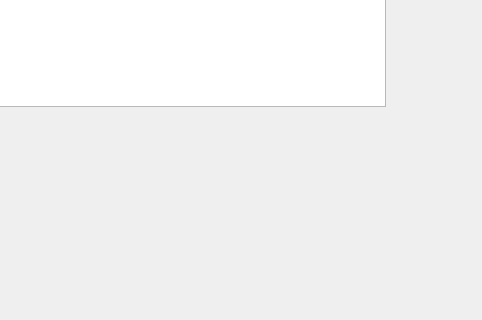
Above: Design/main.ui from BorislavTimoshin/Task_Completion_Diary before the change; both pictures show x 395 to 877 and y 264 to 584 of the 877 by 812 pixel window. Below: the same form after it.
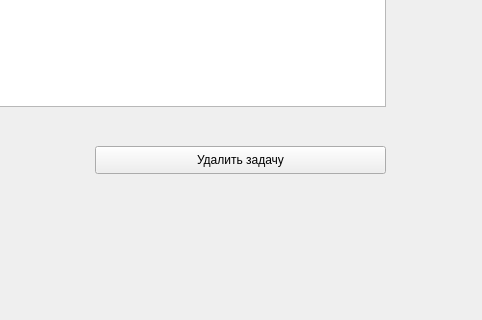
That is the form after the change.

The edit to the form file:
```diff
--- a/Design/main.ui
+++ b/Design/main.ui
@@ -136,6 +136,19 @@
      </rect>
     </property>
    </widget>
+   <widget class="QPushButton" name="btn_delete_task">
+    <property name="geometry">
+     <rect>
+      <x>490</x>
+      <y>410</y>
+      <width>291</width>
+      <height>28</height>
+     </rect>
+    </property>
+    <property name="text">
+     <string>Удалить задачу</string>
+    </property>
+   </widget>
   </widget>
   <widget class="QMenuBar" name="menubar">
    <property name="geometry">
```
